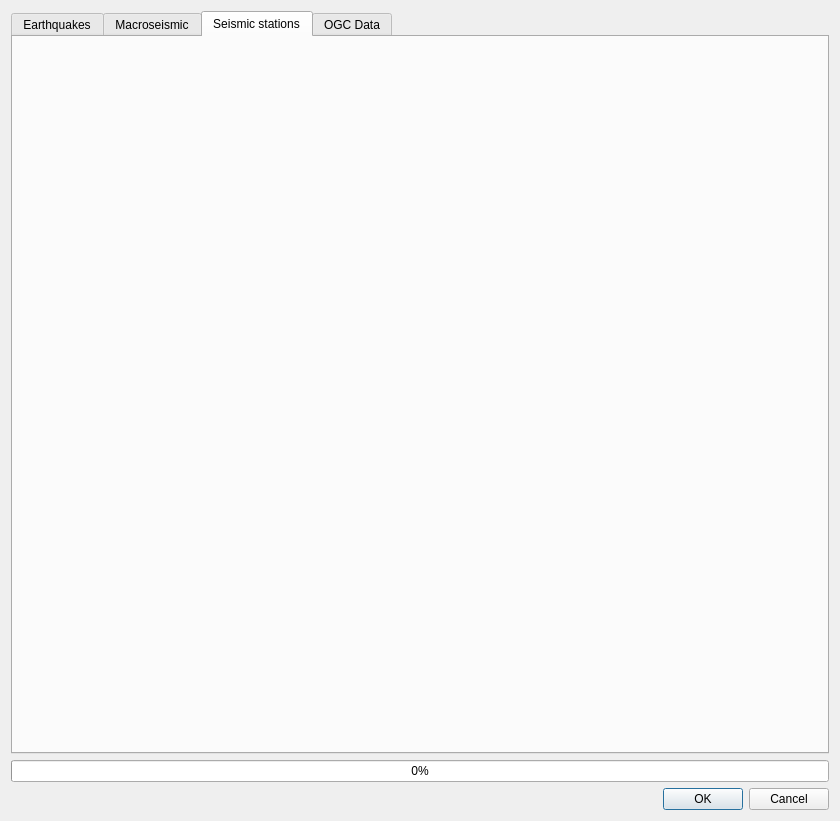
Above: qquake/qquake_dialog_base.ui from INGV/qquake before the change. Below: the same form after it.
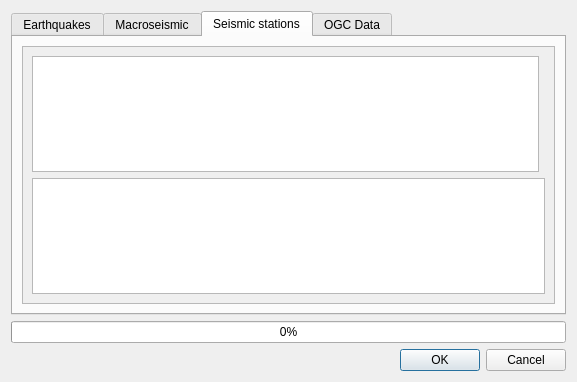
That is the form after the change. The open tabs and pages were chosen to show the change.

Commit message: fdsn template stations

```diff
--- a/qquake/qquake_dialog_base.ui
+++ b/qquake/qquake_dialog_base.ui
@@ -6,8 +6,8 @@
    <rect>
     <x>0</x>
     <y>0</y>
-    <width>840</width>
-    <height>821</height>
+    <width>577</width>
+    <height>382</height>
    </rect>
   </property>
   <property name="windowTitle">
@@ -118,6 +118,36 @@
       <attribute name="title">
        <string>Seismic stations</string>
       </attribute>
+      <layout class="QGridLayout" name="gridLayout_7">
+       <item row="0" column="0">
+        <widget class="QScrollArea" name="scrollArea_3">
+         <property name="widgetResizable">
+          <bool>true</bool>
+         </property>
+         <widget class="QWidget" name="scrollAreaWidgetContents_3">
+          <property name="geometry">
+           <rect>
+            <x>0</x>
+            <y>0</y>
+            <width>535</width>
+            <height>245</height>
+           </rect>
+          </property>
+          <layout class="QGridLayout" name="gridLayout_6">
+           <item row="0" column="1">
+            <widget class="QWidget" name="station_filter_container" native="true"/>
+           </item>
+           <item row="1" column="0" colspan="2">
+            <widget class="QTextBrowser" name="fdsn_station_url_text_browser"/>
+           </item>
+           <item row="0" column="0">
+            <widget class="QListWidget" name="fdsn_station_list"/>
+           </item>
+          </layout>
+         </widget>
+        </widget>
+       </item>
+      </layout>
      </widget>
      <widget class="QWidget" name="tab_2">
       <attribute name="title">
```
Left out of the diff: 75 changed lines with no effect on the pictures. Lines whose indentation alone changed are shown as unchanged. The commit also changes 1 other file.
